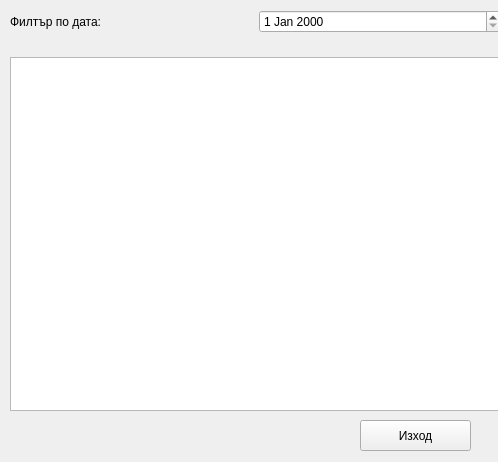
Qt form UI/job_table_view.ui (NadiaStrashnikova/JobCrawler) before a commit.
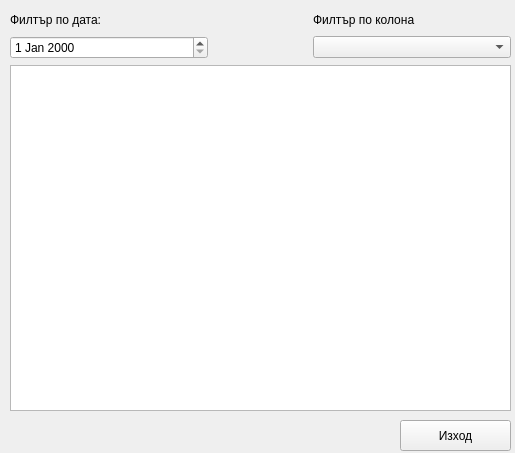
The same form after that commit.

The edit to the form file:
```diff
--- a/UI/job_table_view.ui
+++ b/UI/job_table_view.ui
@@ -6,8 +6,8 @@
    <rect>
     <x>0</x>
     <y>0</y>
-    <width>498</width>
-    <height>462</height>
+    <width>515</width>
+    <height>453</height>
    </rect>
   </property>
   <property name="windowTitle">
@@ -18,13 +18,19 @@
     <rect>
      <x>10</x>
      <y>10</y>
-     <width>491</width>
+     <width>501</width>
      <height>401</height>
     </rect>
    </property>
    <layout class="QVBoxLayout" name="verticalLayout" stretch="1,1,20">
+    <property name="sizeConstraint">
+     <enum>QLayout::SetDefaultConstraint</enum>
+    </property>
+    <property name="bottomMargin">
+     <number>0</number>
+    </property>
     <item>
-     <layout class="QHBoxLayout" name="horizontalLayout">
+     <layout class="QHBoxLayout" name="horizontalLayout" stretch="2,1,2">
       <item>
        <widget class="QLabel" name="label">
         <property name="text">
@@ -33,32 +39,75 @@
        </widget>
       </item>
       <item>
-       <widget class="QDateEdit" name="dateEdit"/>
+       <spacer name="horizontalSpacer_2">
+        <property name="orientation">
+         <enum>Qt::Horizontal</enum>
+        </property>
+        <property name="sizeHint" stdset="0">
+         <size>
+          <width>40</width>
+          <height>20</height>
+         </size>
+        </property>
+       </spacer>
       </item>
+      <item>
+       <widget class="QLabel" name="lbl_filter_column">
+        <property name="text">
+         <string>Филтър по колона</string>
+        </property>
+       </widget>
+      </item>
      </layout>
     </item>
     <item>
-     <spacer name="verticalSpacer">
-      <property name="orientation">
-       <enum>Qt::Vertical</enum>
+     <layout class="QHBoxLayout" name="horizontalLayout_2" stretch="2,1,2">
+      <item>
+       <widget class="QDateEdit" name="de_post_date"/>
+      </item>
+      <item>
+       <spacer name="horizontalSpacer">
+        <property name="orientation">
+         <enum>Qt::Horizontal</enum>
+        </property>
+        <property name="sizeHint" stdset="0">
+         <size>
+          <width>40</width>
+          <height>20</height>
+         </size>
+        </property>
+       </spacer>
+      </item>
+      <item>
+       <widget class="QComboBox" name="cb_column"/>
+      </item>
+     </layout>
+    </item>
+    <item>
+     <widget class="QTableView" name="tv_all_jobs">
+      <property name="sizePolicy">
+       <sizepolicy hsizetype="Expanding" vsizetype="Expanding">
+        <horstretch>18</horstretch>
+        <verstretch>18</verstretch>
+       </sizepolicy>
       </property>
-      <property name="sizeHint" stdset="0">
+      <property name="baseSize">
        <size>
-        <width>5</width>
-        <height>10</height>
+        <width>444</width>
+        <height>444</height>
        </size>
       </property>
-     </spacer>
-    </item>
-    <item>
-     <widget class="QTableView" name="tableView"/>
+      <property name="sortingEnabled">
+       <bool>true</bool>
+      </property>
+     </widget>
     </item>
    </layout>
   </widget>
   <widget class="QPushButton" name="pushButton">
    <property name="geometry">
     <rect>
-     <x>360</x>
+     <x>400</x>
      <y>420</y>
      <width>111</width>
      <height>31</height>
```
Left out of the diff: 10 changed lines with no effect on the pictures.
